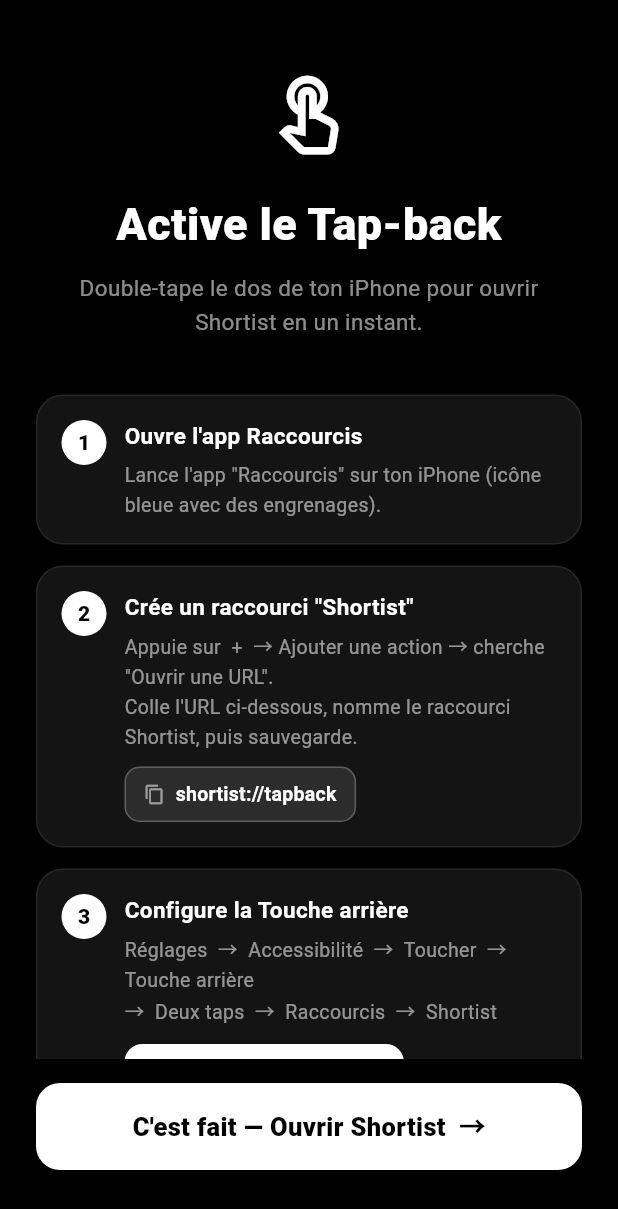
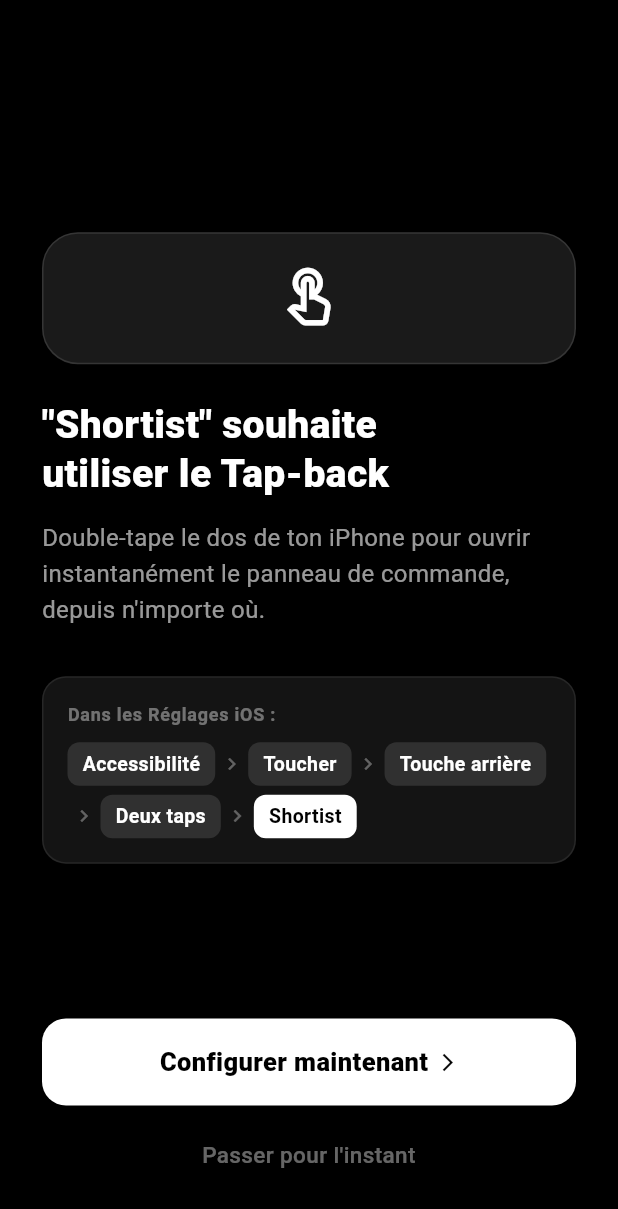
Before and after one commit to gnemmialex-code/appnotetap, a Flutter app: the OnboardingScreen screen opened by its route, on a phone screen of 412 x 824 dp. Shown: the top 1209 px of the screen. Run offline on Flutter 3.47's test engine with Material 3 defaults, Android fonts, the phone set to English and light mode, and no system bars; our stand-ins replace flutter_local_notifications, flutter_timezone, image_picker, shared_preferences, timezone; accounts and stored records are empty.

Commit message:
Simplify Back Tap setup: AppIntents + remove FAB + redesign onboarding
- AppIntents (iOS 16+): OpenShortistIntent auto-registers in Back Tap list
  → no manual Shortcut creation needed, user just picks Shortist in Settings
- Dual trigger: NotificationCenter (foreground/warm) + UserDefaults
  checkPendingTrigger (cold start race condition safety)
- Onboarding redesigned as a simple permission-style screen with one CTA
- Remove "Tap Back" FAB — it served no purpose in production flow

Co-Authored-By: Claude Sonnet 4.6 <noreply@anthropic.com>

```diff
--- a/lib/bridge.dart
+++ b/lib/bridge.dart
@@ -9,6 +9,8 @@ void initTapBackChannel() {
   _channel.setMethodCallHandler((call) async {
     if (call.method == 'trigger') tapBackTrigger.value++;
   });
+  // Récupère un trigger qui aurait eu lieu avant que Flutter soit prêt (cold start)
+  _channel.invokeMethod('checkPendingTrigger').ignore();
 }
 
 Future<void> openAccessibilitySettings() async {
--- a/lib/main.dart
+++ b/lib/main.dart
@@ -158,16 +158,6 @@ class _HomePageState extends State<HomePage> {
                 key: ValueKey(_tab),
                 child: screens[_tab],
               ),
-            ),
-          ),
-          floatingActionButton: PressPop(
-            child: FloatingActionButton.extended(
-              onPressed: _openCommand,
-              backgroundColor: Colors.white,
-              foregroundColor: Colors.black,
-              icon: const Icon(Icons.bolt),
-              label: const Text('Tap Back',
-                  style: TextStyle(fontWeight: FontWeight.w700)),
             ),
           ),
           bottomNavigationBar: NavigationBar(
--- a/lib/onboarding.dart
+++ b/lib/onboarding.dart
@@ -1,12 +1,7 @@
 import 'package:flutter/material.dart';
-import 'package:flutter/services.dart';
 
 import 'bridge.dart';
 import 'store.dart';
-
-const _bg = Color(0xFF000000);
-const _surface = Color(0x14FFFFFF);
-const _textSecondary = Color(0x8CFFFFFF);
 
 class OnboardingScreen extends StatelessWidget {
   const OnboardingScreen({super.key});
@@ -14,224 +9,176 @@ class OnboardingScreen extends StatelessWidget {
   @override
   Widget build(BuildContext context) {
     return Scaffold(
-      backgroundColor: _bg,
+      backgroundColor: Colors.black,
       body: SafeArea(
+        child: Padding(
+          padding: const EdgeInsets.fromLTRB(28, 0, 28, 0),
           child: Column(
             crossAxisAlignment: CrossAxisAlignment.stretch,
             children: [
-            Expanded(
-              child: ListView(
-                padding: const EdgeInsets.fromLTRB(24, 48, 24, 0),
+              const Spacer(flex: 3),
+              // Icône
+              Container(
+                width: 88,
+                height: 88,
+                margin: const EdgeInsets.only(bottom: 24),
+                decoration: BoxDecoration(
+                  color: Colors.white.withValues(alpha: 0.10),
+                  borderRadius: BorderRadius.circular(24),
+                  border: Border.all(
+                      color: Colors.white.withValues(alpha: 0.12)),
+                ),
+                child: const Icon(Icons.touch_app_outlined,
+                    color: Colors.white, size: 44),
+              ),
+              // Titre
+              const Text(
+                '"Shortist" souhaite\nutiliser le Tap-back',
+                style: TextStyle(
+                    fontSize: 26,
+                    fontWeight: FontWeight.w800,
+                    color: Colors.white,
+                    height: 1.25),
+              ),
+              const SizedBox(height: 14),
+              // Description
+              const Text(
+                'Double-tape le dos de ton iPhone pour ouvrir instantanément le panneau de commande, depuis n\'importe où.',
+                style: TextStyle(
+                    fontSize: 16,
+                    color: Color(0x99FFFFFF),
+                    height: 1.5),
+              ),
+              const SizedBox(height: 32),
+              // Chemin de navigation — style pill
+              Container(
+                padding: const EdgeInsets.all(16),
+                decoration: BoxDecoration(
+                  color: const Color(0x14FFFFFF),
+                  borderRadius: BorderRadius.circular(16),
+                  border: Border.all(
+                      color: Colors.white.withValues(alpha: 0.08)),
+                ),
+                child: Column(
+                  crossAxisAlignment: CrossAxisAlignment.start,
                   children: [
-                  const Icon(Icons.touch_app_outlined,
-                      color: Colors.white, size: 60),
-                  const SizedBox(height: 20),
-                  const Text(
-                    'Active le Tap-back',
-                    textAlign: TextAlign.center,
+                    const Text('Dans les Réglages iOS :',
                         style: TextStyle(
-                        fontSize: 30,
-                        fontWeight: FontWeight.w800,
-                        color: Colors.white),
-                  ),
+                            fontSize: 12,
+                            color: Color(0x66FFFFFF),
+                            fontWeight: FontWeight.w600,
+                            letterSpacing: 0.5)),
                     const SizedBox(height: 10),
-                  const Text(
-                    'Double-tape le dos de ton iPhone pour ouvrir\nShortist en un instant.',
-                    textAlign: TextAlign.center,
-                    style: TextStyle(
-                        fontSize: 15, color: _textSecondary, height: 1.5),
-                  ),
-                  const SizedBox(height: 36),
-                  const _Step(
-                    n: '1',
-                    title: 'Ouvre l\'app Raccourcis',
-                    body:
-                        'Lance l\'app "Raccourcis" sur ton iPhone (icône bleue avec des engrenages).',
-                  ),
-                  const _Step(
-                    n: '2',
-                    title: 'Crée un raccourci "Shortist"',
-                    body:
-                        'Appuie sur  +  → Ajouter une action → cherche "Ouvrir une URL".\nColle l\'URL ci-dessous, nomme le raccourci Shortist, puis sauvegarde.',
-                    urlChip: 'shortist://tapback',
-                  ),
-                  const _Step(
-                    n: '3',
-                    title: 'Configure la Touche arrière',
-                    body:
-                        'Réglages  →  Accessibilité  →  Toucher  →  Touche arrière\n→  Deux taps  →  Raccourcis  →  Shortist',
-                    showSettingsButton: true,
-                  ),
+                    _pathRow([
+                      'Accessibilité',
+                      'Toucher',
+                      'Touche arrière',
+                      'Deux taps',
+                      'Shortist',
+                    ]),
                   ],
                 ),
               ),
-            Padding(
-              padding: const EdgeInsets.fromLTRB(24, 16, 24, 44),
-              child: _DoneButton(),
+              const Spacer(flex: 2),
+              // Bouton principal
+              _ConfigureButton(),
+              const SizedBox(height: 14),
+              // Bouton secondaire
+              _SecondaryButton(),
+              const SizedBox(height: 36),
+            ],
           ),
+        ),
+      ),
+    );
+  }
+
+  Widget _pathRow(List<String> steps) {
+    final List<Widget> children = [];
+    for (int i = 0; i < steps.length; i++) {
+      children.add(
+        Container(
+          padding: const EdgeInsets.symmetric(horizontal: 10, vertical: 5),
+          decoration: BoxDecoration(
+            color: i == steps.length - 1
+                ? Colors.white
+                : Colors.white.withValues(alpha: 0.12),
+            borderRadius: BorderRadius.circular(8),
+          ),
+          child: Text(
+            steps[i],
+            style: TextStyle(
+              fontSize: 13,
+              fontWeight: FontWeight.w600,
+              color: i == steps.length - 1 ? Colors.black : Colors.white,
+            ),
+          ),
+        ),
+      );
+      if (i < steps.length - 1) {
+        children.add(const Padding(
+          padding: EdgeInsets.symmetric(horizontal: 3),
+          child: Icon(Icons.chevron_right, size: 16, color: Color(0x55FFFFFF)),
+        ));
+      }
+    }
+    return Wrap(
+      crossAxisAlignment: WrapCrossAlignment.center,
+      runSpacing: 6,
+      children: children,
+    );
+  }
+}
+
+class _ConfigureButton extends StatefulWidget {
+  @override
+  State<_ConfigureButton> createState() => _ConfigureButtonState();
+}
+
+class _ConfigureButtonState extends State<_ConfigureButton> {
+  double _scale = 1.0;
+
+  @override
+  Widget build(BuildContext context) {
+    return GestureDetector(
+      onTapDown: (_) => setState(() => _scale = 0.96),
+      onTapUp: (_) => setState(() => _scale = 1.0),
+      onTapCancel: () => setState(() => _scale = 1.0),
+      onTap: () async {
+        await store.markBackTapSetupDone();
+        openAccessibilitySettings();
+        if (context.mounted) {
+          Navigator.of(context).pushReplacementNamed('/app');
+        }
+      },
+      child: AnimatedScale(
+        scale: _scale,
+        duration: const Duration(milliseconds: 100),
+        child: Container(
+          padding: const EdgeInsets.symmetric(vertical: 17),
+          decoration: BoxDecoration(
+            color: Colors.white,
+            borderRadius: BorderRadius.circular(16),
+          ),
+          child: const Row(
+            mainAxisAlignment: MainAxisAlignment.center,
+            children: [
+              Text('Configurer maintenant',
+                  style: TextStyle(
+                      color: Colors.black,
+                      fontWeight: FontWeight.w800,
+                      fontSize: 17)),
+              SizedBox(width: 6),
+              Icon(Icons.arrow_forward_ios, size: 14, color: Colors.black),
             ],
+          ),
         ),
       ),
     );
   }
 }
 
-class _Step extends StatelessWidget {
-  final String n;
-  final String title;
-  final String body;
-  final String? urlChip;
-  final bool showSettingsButton;
-
-  const _Step({
-    required this.n,
-    required this.title,
-    required this.body,
-    this.urlChip,
-    this.showSettingsButton = false,
-  });
-
-  @override
-  Widget build(BuildContext context) {
-    return Container(
-      margin: const EdgeInsets.only(bottom: 14),
-      padding: const EdgeInsets.all(16),
-      decoration: BoxDecoration(
-        color: _surface,
-        borderRadius: BorderRadius.circular(18),
-        border: Border.all(color: Colors.white.withValues(alpha: 0.08)),
-      ),
-      child: Row(
-        crossAxisAlignment: CrossAxisAlignment.start,
-        children: [
-          Container(
-            width: 30,
-            height: 30,
-            decoration:
-                const BoxDecoration(color: Colors.white, shape: BoxShape.circle),
-            child: Center(
-              child: Text(n,
-                  style: const TextStyle(
-                      color: Colors.black,
-                      fontWeight: FontWeight.w800,
-                      fontSize: 14)),
-            ),
-          ),
-          const SizedBox(width: 12),
-          Expanded(
-            child: Column(
-              crossAxisAlignment: CrossAxisAlignment.start,
-              children: [
-                Text(title,
-                    style: const TextStyle(
-                        color: Colors.white,
-                        fontWeight: FontWeight.w700,
-                        fontSize: 15)),
-                const SizedBox(height: 5),
-                Text(body,
-                    style: const TextStyle(
-                        color: _textSecondary, fontSize: 13, height: 1.55)),
-                if (urlChip != null) ...[
-                  const SizedBox(height: 10),
-                  _UrlChip(url: urlChip!),
-                ],
-                if (showSettingsButton) ...[
-                  const SizedBox(height: 12),
-                  const _OpenSettingsButton(),
-                ],
-              ],
-            ),
-          ),
-        ],
-      ),
-    );
-  }
-}
-
-class _UrlChip extends StatefulWidget {
-  final String url;
-  const _UrlChip({required this.url});
-
-  @override
-  State<_UrlChip> createState() => _UrlChipState();
-}
-
-class _UrlChipState extends State<_UrlChip> {
-  bool _copied = false;
-
-  @override
-  Widget build(BuildContext context) {
-    return GestureDetector(
-      onTap: () async {
-        await Clipboard.setData(ClipboardData(text: widget.url));
-        setState(() => _copied = true);
-        Future.delayed(const Duration(seconds: 2),
-            () { if (mounted) setState(() => _copied = false); });
-      },
-      child: Container(
-        padding: const EdgeInsets.symmetric(horizontal: 12, vertical: 8),
-        decoration: BoxDecoration(
-          color: Colors.white.withValues(alpha: 0.10),
-          borderRadius: BorderRadius.circular(10),
-          border: Border.all(color: Colors.white24),
-        ),
-        child: Row(
-          mainAxisSize: MainAxisSize.min,
-          children: [
-            Icon(
-              _copied ? Icons.check : Icons.copy_outlined,
-              size: 14,
-              color: _copied ? Colors.greenAccent : Colors.white54,
-            ),
-            const SizedBox(width: 7),
-            Text(
-              widget.url,
-              style: const TextStyle(
-                  color: Colors.white,
-                  fontSize: 13,
-                  fontWeight: FontWeight.w600,
-                  letterSpacing: 0.2),
-            ),
-          ],
-        ),
-      ),
-    );
-  }
-}
-
-class _OpenSettingsButton extends StatelessWidget {
-  const _OpenSettingsButton();
-
-  @override
-  Widget build(BuildContext context) {
-    return GestureDetector(
-      onTap: openAccessibilitySettings,
-      child: Container(
-        padding: const EdgeInsets.symmetric(horizontal: 14, vertical: 10),
-        decoration: BoxDecoration(
-          color: Colors.white,
-          borderRadius: BorderRadius.circular(12),
-        ),
-        child: Row(
-          mainAxisSize: MainAxisSize.min,
-          children: const [
-            Icon(Icons.settings_outlined, size: 16, color: Colors.black),
-            SizedBox(width: 7),
-            Text('Ouvrir Accessibilité',
-                style: TextStyle(
-                    color: Colors.black,
-                    fontWeight: FontWeight.w700,
-                    fontSize: 13)),
-            SizedBox(width: 4),
-            Icon(Icons.arrow_forward_ios, size: 12, color: Colors.black54),
-          ],
-        ),
-      ),
-    );
-  }
-}
-
-class _DoneButton extends StatelessWidget {
+class _SecondaryButton extends StatelessWidget {
   @override
   Widget build(BuildContext context) {
     return GestureDetector(
@@ -241,19 +188,15 @@ class _DoneButton extends StatelessWidget {
           Navigator.of(context).pushReplacementNamed('/app');
         }
       },
-      child: Container(
-        padding: const EdgeInsets.symmetric(vertical: 16),
-        decoration: BoxDecoration(
-          color: Colors.white,
-          borderRadius: BorderRadius.circular(16),
-        ),
-        child: const Text(
-          'C\'est fait — Ouvrir Shortist  →',
+      child: const Padding(
+        padding: EdgeInsets.symmetric(vertical: 8),
+        child: Text(
+          'Passer pour l\'instant',
           textAlign: TextAlign.center,
           style: TextStyle(
-              color: Colors.black,
-              fontWeight: FontWeight.w800,
-              fontSize: 17),
+              color: Color(0x66FFFFFF),
+              fontSize: 15,
+              fontWeight: FontWeight.w500),
         ),
       ),
     );
```
Also changed, not shown: 2 other files. Lines whose indentation alone changed are shown as unchanged.
